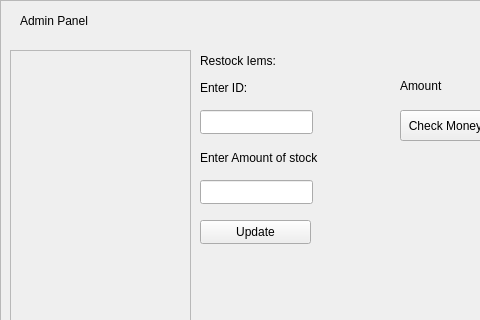
Old version of the form OOP/VendingMachine/adminpanel.ui in the repository notn0xys/KMITL-YR1; both pictures show x 0 to 480 and y 0 to 320 of the 1026 by 717 pixel window.
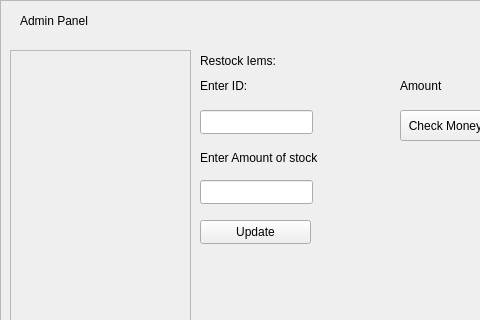
New version of the form.

The edit to the form file:
```diff
--- a/OOP/VendingMachine/adminpanel.ui
+++ b/OOP/VendingMachine/adminpanel.ui
@@ -141,9 +141,9 @@
      <property name="geometry">
       <rect>
        <x>200</x>
-       <y>80</y>
-       <width>49</width>
-       <height>16</height>
+       <y>76</y>
+       <width>81</width>
+       <height>20</height>
       </rect>
      </property>
      <property name="text">
```
